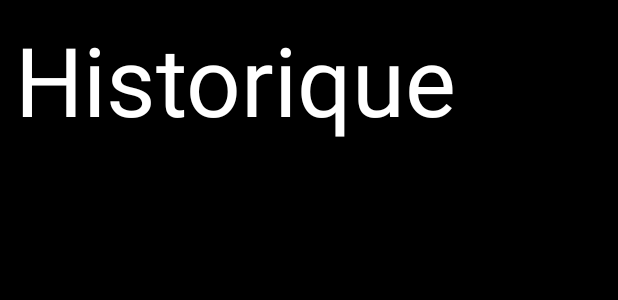
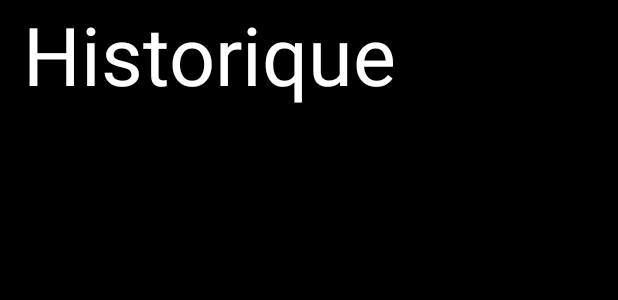
Before and after one commit to amelielaurent/calculatriceapp, an Android app: the layout historique_fragment.xml on its own in the app's theme, with its tools: preview values and no code run, on a phone screen of 412 x 824 dp. Shown: the top 300 px of the screen. Run offline under Robolectric (Android 15) with nearby library versions, the phone set to English and light mode, and no system bars; plain views replace RecycleListView.

Commit message:
Conversion de HistoriqueActivity en HistoriqueFragment

```diff
--- a/app/src/main/java/com/calculatricegobelins/user/testcalculatrice/activities/HistoriqueActivity.java
+++ /dev/null
@@ -1,15 +0,0 @@
-package com.calculatricegobelins.user.testcalculatrice.activities;
-
-import android.support.v7.app.AppCompatActivity;
-import android.os.Bundle;
-
-import com.calculatricegobelins.user.testcalculatrice.R;
-
-public class HistoriqueActivity extends AppCompatActivity {
-
-    @Override
-    protected void onCreate(Bundle savedInstanceState) {
-        super.onCreate(savedInstanceState);
-        setContentView(R.layout.activity_historique);
-    }
-}
--- a/app/src/main/res/layout/activity_historique.xml
+++ b/app/src/main/res/layout/historique_fragment.xml
@@ -1,12 +1,11 @@
 <?xml version="1.0" encoding="utf-8"?>
-<android.support.constraint.ConstraintLayout xmlns:android="http://schemas.android.com/apk/res/android"
+<android.support.constraint.ConstraintLayout
+    xmlns:android="http://schemas.android.com/apk/res/android"
     xmlns:app="http://schemas.android.com/apk/res-auto"
-    xmlns:tools="http://schemas.android.com/tools"
     android:layout_width="match_parent"
     android:layout_height="match_parent"
-    tools:context=".activities.HistoriqueActivity"
-    android:background="@color/colorAccent"
-    android:padding="@dimen/padding">
+    android:background="@color/colorPrimaryDark"
+    >
 
     <TextView
         android:id="@+id/histo_title"
@@ -15,7 +14,10 @@
         app:layout_constraintTop_toTopOf="parent"
         android:text="@string/historique"
         android:textColor="@color/white"
-        android:textSize="64dp" />
+        android:textSize="54dp"
+        android:paddingStart="15dp"
+        android:paddingEnd="15dp"
+        />
 
     <android.support.v7.app.AlertController.RecycleListView
         android:id="@+id/histo_recycler"
```
Also changed, not shown: app/src/main/java/com/calculatricegobelins/user/testcalculatrice/fragments/HistoriqueFragment.java (added, +20 -0 lines).
